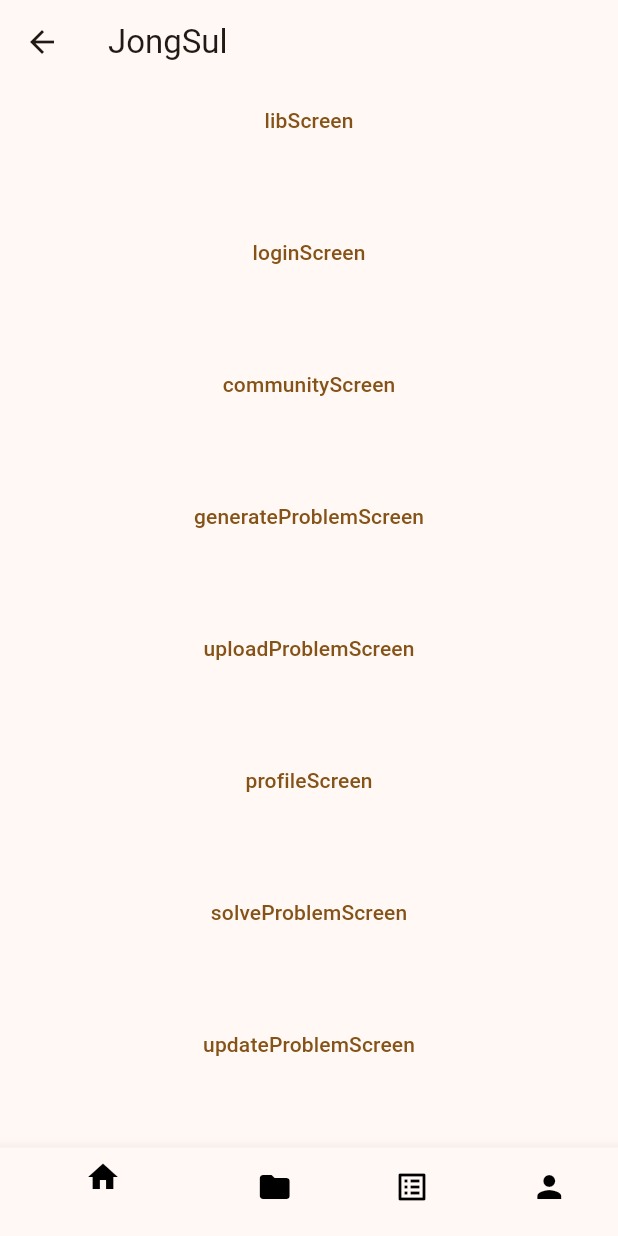
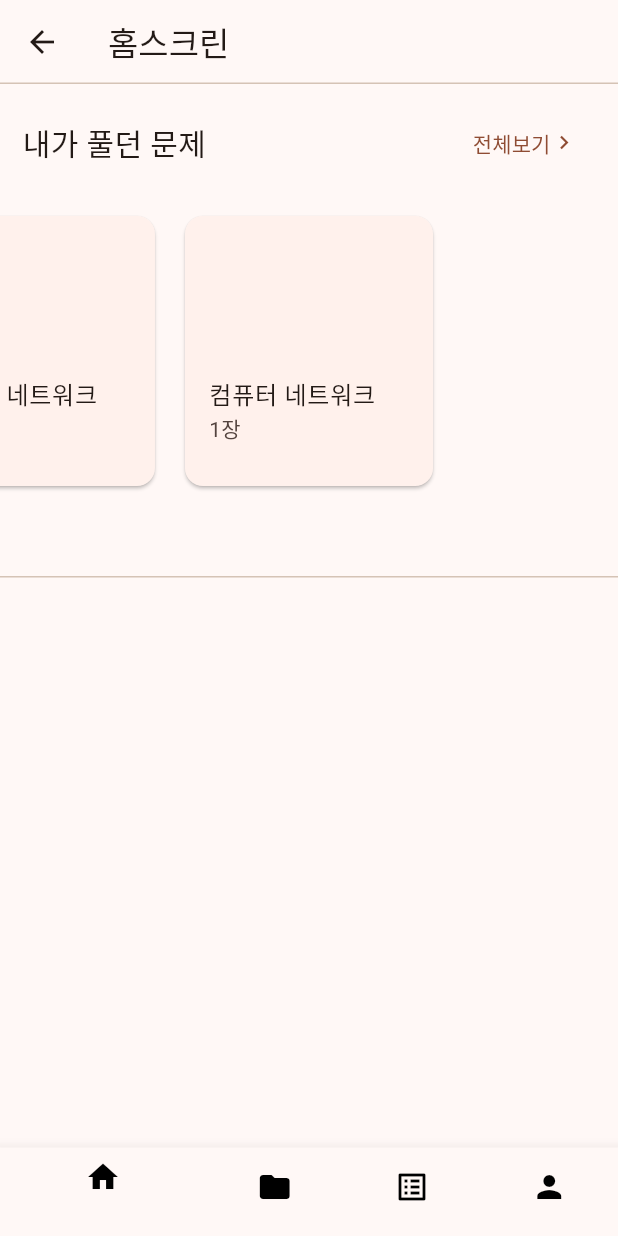
Before and after one commit to SnowMate318/JongSul, a Flutter app: the HomeScreen screen opened by its route, on a phone screen of 412 x 824 dp. Run offline on Flutter 3.47's test engine with Material 3 defaults, Android fonts, the phone set to English and light mode, and no system bars; drawn by our look-alikes of carousel_slider; our stand-ins replace cloud_firestore, flutter_spinkit, get; accounts and stored records are empty; network calls fail.

Commit message:
feat: home screen
홈스크린을 생성했습니다

```diff
--- a/lib/screen/1_main_screen/home_screen.dart
+++ b/lib/screen/1_main_screen/home_screen.dart
@@ -1,80 +1,105 @@
 import 'package:flutter/material.dart';
-import 'package:get/get.dart';
 import 'package:jongsul/screen/widget/menu_bar.dart';
-class HomeScreen extends StatelessWidget {
-  const HomeScreen({Key? key}) : super(key: key);
+import 'package:jongsul/tools/color.dart';
+import 'package:carousel_slider/carousel_slider.dart';
+
+class HomeScreen extends StatefulWidget {
+  const HomeScreen({super.key});
 
   @override
+  State<HomeScreen> createState() => _HomeScreenState();
+}
+
+class _HomeScreenState extends State<HomeScreen> {
+  @override
   Widget build(BuildContext context) {
-    String text = "JongSul"; // String형 text변수를 "JongSul"으로 지정
-
-    return Scaffold(// 화면 반환
-      appBar: AppBar(title: Text(text)),//앱바 설정 앱바 텍스트는 text변수에 저장된 "JongSul"
+    return Scaffold(
+      appBar: AppBar(
+        title: const Text("홈스크린"),
+        shape: const Border(
+          bottom: BorderSide(
+            color: outlineVariant,
+            width: 1,
+          ),
+        ),
+      ),
       bottomNavigationBar: DownMenuBar(),
-      body: SafeArea( //SafeArea: 화면 튀어나옴 그런것들 보호해줌
-          child: Center(// 이건 중앙에 위치시킴(미관상 넣었는데 자주는 안쓰임)
-              child: Column(
+      body: SafeArea(
+        child: Column(
+          children: [
+            Padding(
+              padding: EdgeInsetsDirectional.all(15),
+              child: Row(
+                mainAxisAlignment: MainAxisAlignment.spaceBetween,
                 children: [
-                  TextButton(// 텍스트 형식으로 된 버튼
-                    child: Text("libScreen"),
-                    onPressed: (){//버튼을 눌렀을 때
-                      Get.toNamed('/library');//화면이동
-                    },
+                  Text(
+                    '내가 풀던 문제',
+                    style: TextStyle(fontSize: 20),
                   ),
-                  SizedBox(height: 40.0,),
-                  TextButton(// 텍스트 형식으로 된 버튼
-                    child: Text("loginScreen"),
-                    onPressed: (){//버튼을 눌렀을 때
-                      Get.toNamed('/login');//화면이동
-                    },
-                  ),
-                  SizedBox(height: 40.0,),
-                  TextButton(// 텍스트 형식으로 된 버튼
-                    child: Text("communityScreen"),
-                    onPressed: (){//버튼을 눌렀을 때
-                      Get.toNamed('/community');//화면이동
-                    },
-                  ),
-                  SizedBox(height: 40.0,),
-                  TextButton(// 텍스트 형식으로 된 버튼
-                    child: Text("generateProblemScreen"),
-                    onPressed: (){//버튼을 눌렀을 때
-                      Get.toNamed('/generateProblem');//화면이동
-                    },
-                  ),
-                  SizedBox(height: 40.0,),
-                  TextButton(// 텍스트 형식으로 된 버튼
-                    child: Text("uploadProblemScreen"),
-                    onPressed: (){//버튼을 눌렀을 때
-                      Get.toNamed('/uploadProblem');//화면이동
-                    },
-                  ),
-                  SizedBox(height: 40.0,),
-                  TextButton(// 텍스트 형식으로 된 버튼
-                    child: Text("profileScreen"),
-                    onPressed: (){//버튼을 눌렀을 때
-                      Get.toNamed('/profile');//화면이동
-                    },
-                  ),
-                  SizedBox(height: 40.0,),
-                  TextButton(// 텍스트 형식으로 된 버튼
-                    child: Text("solveProblemScreen"),
-                    onPressed: (){//버튼을 눌렀을 때
-                      Get.toNamed('/solveProblem');//화면이동
-                    },
-                  ),
-                  SizedBox(height: 40.0,),
-                  TextButton(// 텍스트 형식으로 된 버튼
-                    child: Text("updateProblemScreen"),
-                    onPressed: (){//버튼을 눌렀을 때
-                      Get.toNamed('/updateProblem');//화면이동
-                    },
-                  ),
-                  SizedBox(height: 40.0,),
-
+                  TextButton(
+                    onPressed: () {},
+                    child: Row(
+                      children: [
+                        Text("전체보기"),
+                        Icon(Icons.chevron_right, size: 18),
+                      ],
+                    ),
+                  )
                 ],
-              )
-          )
+              ),
+            ),
+            CarouselSlider(
+              options: CarouselOptions(
+                height: 200.0,
+                enableInfiniteScroll: false,
+                viewportFraction: 0.45,
+                reverse: true,
+              ),
+              items: [1, 2, 3, 4, 5].map((i) {
+                return Builder(
+                  builder: (BuildContext context) {
+                    return Card(
+                      margin: const EdgeInsets.all(10),
+                      child: Column(
+                        mainAxisAlignment: MainAxisAlignment.end,
+                        children: [
+                          ListTile(
+                            title: Text(
+                              "컴퓨터 네트워크",
+                            ),
+                            subtitle: Column(
+                                mainAxisAlignment: MainAxisAlignment.start,
+                                crossAxisAlignment: CrossAxisAlignment.start,
+                                children: [
+                                  Text('1장'),
+                                  SizedBox(
+                                    height: 20,
+                                  ),
+                                ]),
+                          ),
+                        ],
+                      ),
+                    );
+                    // return Container(
+                    //     width: MediaQuery.of(context).size.width,
+                    //     margin: EdgeInsets.symmetric(horizontal: 5.0),
+                    //     decoration: BoxDecoration(
+                    //         color: Colors.amber
+                    //     ),
+                    // );
+                  },
+                );
+              }).toList(),
+            ),
+            SizedBox(
+              height: 50,
+            ),
+            Divider(
+              color: Color(0xFFD5C3B5),
+              height: 1,
+            ),
+          ],
+        ),
       ),
     );
   }
```
Also changed, not shown: lib/main.dart (+13 -7 lines), lib/screen/1_main_screen/home1_screen.dart (added, +98 -0 lines).
